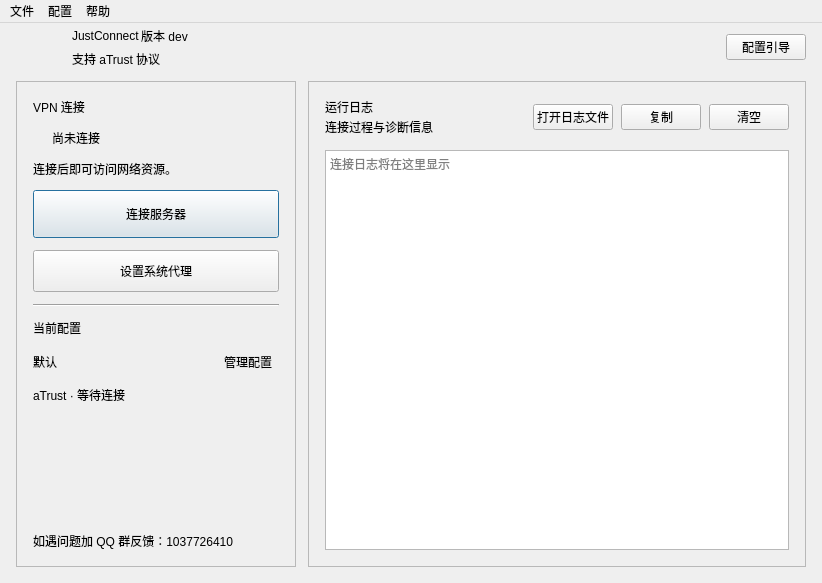
Before: the Qt Designer form presentation/main/mainwindow.ui in wtalioy/JustConnect, drawn with Qt 5.
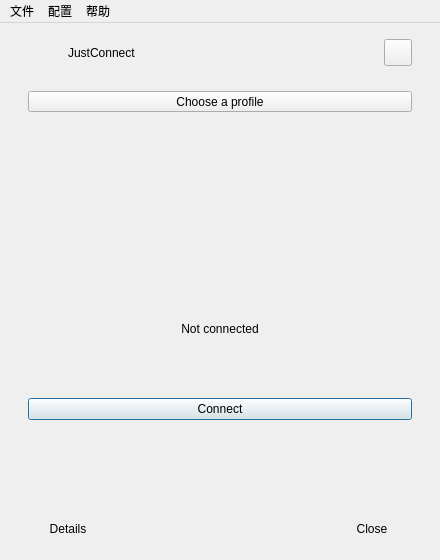
After: the same form once the commit is applied. Icons and pictures are not drawn.

Commit message: feat: redesign native home and separate connection details

The edit to the form file:
```diff
--- a/presentation/main/mainwindow.ui
+++ b/presentation/main/mainwindow.ui
@@ -2,39 +2,22 @@
 <ui version="4.0">
  <class>MainWindow</class>
  <widget class="QMainWindow" name="MainWindow">
-  <property name="geometry">
-   <rect>
-    <x>0</x>
-    <y>0</y>
-    <width>822</width>
-    <height>583</height>
-   </rect>
-  </property>
-  <property name="minimumSize">
-   <size>
-    <width>600</width>
-    <height>400</height>
-   </size>
-  </property>
-  <property name="windowTitle">
-   <string>JustConnect</string>
-  </property>
   <widget class="QWidget" name="centralWidget">
    <layout class="QVBoxLayout" name="pageLayout">
     <property name="spacing">
-     <number>12</number>
+     <number>24</number>
     </property>
     <property name="leftMargin">
-     <number>16</number>
-    </property>
-    <property name="topMargin">
-     <number>2</number>
+     <number>28</number>
     </property>
     <property name="rightMargin">
+     <number>28</number>
+    </property>
+    <property name="topMargin">
      <number>16</number>
     </property>
     <property name="bottomMargin">
-     <number>16</number>
+     <number>20</number>
     </property>
     <item>
      <layout class="QHBoxLayout" name="headerLayout">
@@ -45,14 +28,14 @@
        <widget class="QLabel" name="applicationIconLabel">
         <property name="minimumSize">
          <size>
-          <width>44</width>
-          <height>44</height>
+          <width>28</width>
+          <height>28</height>
          </size>
         </property>
         <property name="maximumSize">
          <size>
-          <width>44</width>
-          <height>44</height>
+          <width>28</width>
+          <height>28</height>
          </size>
         </property>
         <property name="pixmap">
@@ -64,13 +47,6 @@
        </widget>
       </item>
       <item>
-       <layout class="QVBoxLayout" name="brandLayout">
-        <property name="spacing">
-         <number>1</number>
-        </property>
-        <item>
-         <layout class="QHBoxLayout" name="horizontalLayout">
-          <item>
            <widget class="QLabel" name="applicationNameLabel">
             <property name="text">
              <string>JustConnect</string>
@@ -78,175 +54,131 @@
            </widget>
           </item>
           <item>
-           <widget class="QLabel" name="versionLabel">
-            <property name="text">
-             <string>版本 dev</string>
-            </property>
-            <property name="alignment">
-             <set>Qt::AlignmentFlag::AlignCenter</set>
-            </property>
-           </widget>
-          </item>
-          <item>
-           <spacer name="horizontalSpacer">
-            <property name="orientation">
-             <enum>Qt::Orientation::Horizontal</enum>
-            </property>
-            <property name="sizeHint" stdset="0">
-             <size>
-              <width>40</width>
-              <height>20</height>
-             </size>
-            </property>
-           </spacer>
-          </item>
-         </layout>
-        </item>
-        <item>
-         <widget class="QLabel" name="applicationSubtitleLabel">
-          <property name="text">
-           <string>支持 aTrust 协议</string>
-          </property>
-         </widget>
-        </item>
-       </layout>
-      </item>
-      <item>
        <spacer name="headerSpacer">
         <property name="orientation">
          <enum>Qt::Orientation::Horizontal</enum>
         </property>
-        <property name="sizeHint" stdset="0">
+        <property name="sizeHint">
          <size>
-          <width>40</width>
-          <height>20</height>
+          <width>0</width>
+          <height>0</height>
          </size>
         </property>
        </spacer>
       </item>
       <item>
-       <widget class="QPushButton" name="guidePushButton">
+       <widget class="QToolButton" name="preferencesButton">
         <property name="toolTip">
          <string>打开配置引导</string>
         </property>
-        <property name="text">
-         <string>配置引导</string>
+        <property name="accessibleName">
+         <string>Settings and more</string>
+        </property>
+        <property name="icon">
+         <iconset>
+          <normaloff>:/resource/settings.svg</normaloff>
+         </iconset>
+        </property>
+        <property name="iconSize">
+         <size>
+          <width>20</width>
+          <height>20</height>
+         </size>
+        </property>
+        <property name="popupMode">
+         <enum>QToolButton::InstantPopup</enum>
         </property>
        </widget>
       </item>
      </layout>
     </item>
     <item>
-     <layout class="QHBoxLayout" name="workspaceLayout" stretch="0,1">
-      <property name="spacing">
-       <number>12</number>
-      </property>
-      <item>
-       <widget class="QFrame" name="controlPanel">
-        <property name="minimumSize">
-         <size>
-          <width>280</width>
-          <height>0</height>
-         </size>
-        </property>
-        <property name="maximumSize">
-         <size>
-          <width>336</width>
-          <height>16777215</height>
-         </size>
-        </property>
-        <property name="frameShape">
-         <enum>QFrame::Shape::StyledPanel</enum>
-        </property>
-        <layout class="QVBoxLayout" name="controlLayout">
-         <property name="spacing">
-          <number>12</number>
-         </property>
-         <property name="leftMargin">
-          <number>16</number>
-         </property>
-         <property name="topMargin">
-          <number>16</number>
-         </property>
-         <property name="rightMargin">
-          <number>16</number>
-         </property>
-         <property name="bottomMargin">
-          <number>16</number>
-         </property>
-         <item>
-          <widget class="QLabel" name="connectionEyebrowLabel">
+     <widget class="QToolButton" name="profileMenuButton">
            <property name="text">
-            <string>VPN 连接</string>
+       <string>Choose a profile</string>
+      </property>
+      <property name="accessibleName">
+       <string>Connection profile</string>
+      </property>
+      <property name="popupMode">
+       <enum>QToolButton::InstantPopup</enum>
+      </property>
+      <property name="sizePolicy">
+       <sizepolicy hsizetype="Expanding" vsizetype="Fixed">
+        <horstretch>0</horstretch>
+        <verstretch>0</verstretch>
+       </sizepolicy>
            </property>
           </widget>
          </item>
          <item>
-          <layout class="QHBoxLayout" name="statusLayout">
-           <property name="spacing">
-            <number>9</number>
-           </property>
-           <item>
+     <spacer name="topSpacer">
+      <property name="orientation">
+       <enum>Qt::Vertical</enum>
+      </property>
+      <property name="sizeHint">
+       <size>
+        <width>0</width>
+        <height>16</height>
+       </size>
+      </property>
+     </spacer>
+    </item>
+    <item alignment="Qt::AlignHCenter">
             <widget class="QLabel" name="statusIndicator">
              <property name="minimumSize">
               <size>
-               <width>10</width>
-               <height>10</height>
+        <width>88</width>
+        <height>88</height>
               </size>
              </property>
              <property name="maximumSize">
               <size>
-               <width>10</width>
-               <height>10</height>
-              </size>
-             </property>
-             <property name="text">
-              <string/>
+        <width>88</width>
+        <height>88</height>
+       </size>
+      </property>
+      <property name="alignment">
+       <set>Qt::AlignCenter</set>
+      </property>
+      <property name="pixmap">
+       <pixmap>:/resource/power.svg</pixmap>
              </property>
             </widget>
            </item>
            <item>
             <widget class="QLabel" name="statusTitleLabel">
              <property name="text">
-              <string>尚未连接</string>
-             </property>
-            </widget>
-           </item>
-           <item>
-            <spacer name="statusSpacer">
-             <property name="orientation">
-              <enum>Qt::Orientation::Horizontal</enum>
-             </property>
-             <property name="sizeHint" stdset="0">
-              <size>
-               <width>20</width>
-               <height>20</height>
-              </size>
-             </property>
-            </spacer>
-           </item>
-          </layout>
-         </item>
+       <string>Not connected</string>
+      </property>
+      <property name="wordWrap">
+       <bool>true</bool>
+      </property>
+      <property name="alignment">
+       <set>Qt::AlignCenter</set>
+      </property>
+      <property name="accessibleName">
+       <string>Connection status</string>
+      </property>
+     </widget>
+    </item>
          <item>
-          <widget class="QLabel" name="statusDetailLabel">
+     <widget class="QLabel" name="statusHintLabel">
            <property name="text">
-            <string>连接后即可访问网络资源。</string>
+       <string />
            </property>
            <property name="wordWrap">
             <bool>true</bool>
            </property>
+      <property name="alignment">
+       <set>Qt::AlignCenter</set>
+      </property>
           </widget>
          </item>
          <item>
-          <widget class="QPushButton" name="pushButton1">
-           <property name="minimumSize">
-            <size>
-             <width>0</width>
-             <height>48</height>
-            </size>
-           </property>
+     <widget class="QPushButton" name="connectButton">
            <property name="text">
-            <string>连接服务器</string>
+       <string>Connect</string>
            </property>
            <property name="default">
             <bool>true</bool>
@@ -254,51 +186,73 @@
           </widget>
          </item>
          <item>
-          <widget class="QPushButton" name="pushButton2">
-           <property name="minimumSize">
+     <spacer name="bottomSpacer">
+      <property name="orientation">
+       <enum>Qt::Vertical</enum>
+      </property>
+      <property name="sizeHint">
             <size>
              <width>0</width>
-             <height>42</height>
-            </size>
-           </property>
+        <height>16</height>
+       </size>
+      </property>
+     </spacer>
+    </item>
+    <item>
+     <layout class="QHBoxLayout" name="footerLayout">
+      <item>
+       <widget class="QPushButton" name="detailsButton">
            <property name="text">
-            <string>设置系统代理</string>
-           </property>
+         <string>Details</string>
+        </property>
+        <property name="flat">
+         <bool>true</bool>
+        </property>
           </widget>
          </item>
          <item>
-          <widget class="QFrame" name="controlDivider">
-           <property name="frameShape">
-            <enum>QFrame::Shape::HLine</enum>
-           </property>
-           <property name="frameShadow">
-            <enum>QFrame::Shadow::Sunken</enum>
-           </property>
-          </widget>
+       <spacer name="footerSpacer">
+        <property name="orientation">
+         <enum>Qt::Horizontal</enum>
+        </property>
+        <property name="sizeHint">
+         <size>
+          <width>0</width>
+          <height>0</height>
+         </size>
+        </property>
+       </spacer>
          </item>
          <item>
-          <widget class="QLabel" name="profileEyebrowLabel">
+       <widget class="QPushButton" name="closeButton">
            <property name="text">
-            <string>当前配置</string>
-           </property>
-          </widget>
-         </item>
-         <item>
-          <layout class="QHBoxLayout" name="profileHeadingLayout">
-           <item>
-            <widget class="QLabel" name="profileNameLabel">
-             <property name="text"><string>默认</string></property>
-            </widget>
-           </item>
+         <string>Close</string>
+        </property>
+        <property name="flat">
+         <bool>true</bool>
+        </property>
+       </widget>
+      </item>
+     </layout>
+    </item>
+   </layout>
+   <widget class="QDialog" name="detailsDialog">
+    <property name="windowTitle">
+     <string>Connection details</string>
+    </property>
+    <layout class="QVBoxLayout" name="detailsLayout">
+     <property name="spacing">
+      <number>16</number>
+     </property>
            <item>
-            <widget class="QToolButton" name="profileMenuButton">
-             <property name="text"><string>管理配置</string></property>
-             <property name="autoRaise"><bool>true</bool></property>
-             <property name="popupMode"><enum>QToolButton::ToolButtonPopupMode::InstantPopup</enum></property>
-             <property name="toolTip"><string>编辑、新建或切换配置</string></property>
-            </widget>
-           </item>
-          </layout>
+      <widget class="QLabel" name="versionLabel">
+       <property name="text">
+        <string>版本 dev</string>
+       </property>
+       <property name="alignment">
+        <set>Qt::AlignmentFlag::AlignCenter</set>
+       </property>
+      </widget>
          </item>
          <item>
           <widget class="QLabel" name="profileDetailLabel">
@@ -311,26 +265,13 @@
           </widget>
          </item>
          <item>
-          <spacer name="controlBottomSpacer">
-           <property name="orientation">
-            <enum>Qt::Orientation::Vertical</enum>
-           </property>
-           <property name="sizeHint" stdset="0">
-            <size>
-             <width>20</width>
-             <height>40</height>
-            </size>
-           </property>
-          </spacer>
-         </item>
-         <item>
-          <widget class="QLabel" name="qqGroupLabel">
+      <widget class="QLabel" name="statusDetailLabel">
            <property name="text">
-            <string>如遇问题加 QQ 群反馈：1037726410</string>
-           </property>
-          </widget>
-         </item>
-        </layout>
+        <string>连接后即可访问网络资源。</string>
+       </property>
+       <property name="wordWrap">
+        <bool>true</bool>
+       </property>
        </widget>
       </item>
       <item>
@@ -371,13 +312,6 @@
                </property>
               </widget>
              </item>
-             <item>
-              <widget class="QLabel" name="logSubtitleLabel">
-               <property name="text">
-                <string>连接过程与诊断信息</string>
-               </property>
-              </widget>
-             </item>
             </layout>
            </item>
            <item>
@@ -441,10 +375,33 @@
         </layout>
        </widget>
       </item>
-     </layout>
+     <item>
+      <widget class="QPushButton" name="proxyButton">
+       <property name="text">
+        <string>Set system proxy (advanced)</string>
+       </property>
+      </widget>
     </item>
    </layout>
   </widget>
+  </widget>
+  <property name="geometry">
+   <rect>
+    <x>0</x>
+    <y>0</y>
+    <width>440</width>
+    <height>560</height>
+   </rect>
+  </property>
+  <property name="minimumSize">
+   <size>
+    <width>320</width>
+    <height>460</height>
+   </size>
+  </property>
+  <property name="windowTitle">
+   <string>JustConnect</string>
+  </property>
   <widget class="QMenuBar" name="menubar">
    <property name="geometry">
     <rect>
@@ -483,9 +440,9 @@
     <addaction name="projectAction"/>
     <addaction name="aboutAction"/>
    </widget>
-   <addaction name="fileMenu"/>
-   <addaction name="profileMenu"/>
-   <addaction name="helpMenu"/>
+   <addaction name="fileMenu" />
+   <addaction name="profileMenu" />
+   <addaction name="helpMenu" />
   </widget>
   <action name="aboutAction">
    <property name="text">
```
Left out of the diff: 64 changed lines with no effect on the pictures. Lines whose indentation alone changed are shown as unchanged. The commit also changes 19 other files.
